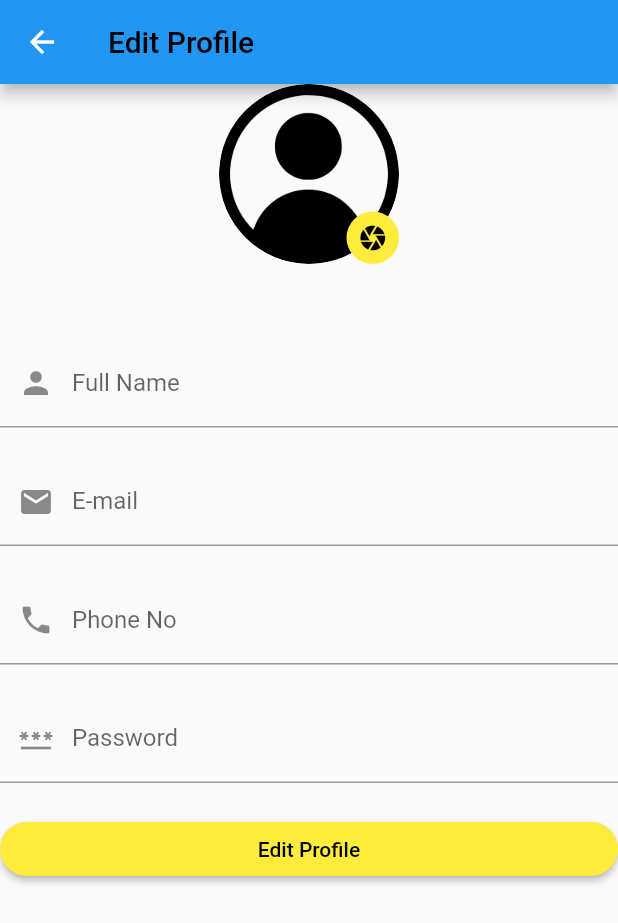
After one commit to youssefbenhissi/expenseManager, a Flutter app: the UpdateProfile screen opened by its route, on a phone screen of 412 x 824 dp. The commit adds this screen. Shown: the top 923 px of the screen. Run offline on Flutter 3.47's test engine with Material 2 defaults, Android fonts, the phone set to English and light mode, and no system bars; our stand-ins replace awesome_snackbar_content, flutter_bloc, font_awesome_flutter, get, get_it, getwidget and 4 more; missing offline and left inert: flutter_tawk; accounts and stored records are empty; generated files the repository leaves out were written again.

Commit message:
Update profile page

```diff
--- a/lib/app_routes_factory.dart
+++ b/lib/app_routes_factory.dart
@@ -1,5 +1,6 @@
-import 'package:expense_manager/FAQ/faq_page_route_builder.dart';
+import 'package:expense_manager/settings/FAQ/faq_page_route_builder.dart';
 import 'package:expense_manager/home/home_page_route_builder.dart';
+import 'package:expense_manager/settings/account_profile/account_profile_page_route_builder.dart';
 import 'package:expense_manager/settings/settings_page_route_builder.dart';
 import 'package:flutter/material.dart';
 import 'navigation/navigation.dart';
@@ -27,4 +28,11 @@ class AppRoutesFactory extends RoutesFactory {
       builder: FaqPageRouteBuilder(),
     );
   }
+
+  @override
+  Route<dynamic> createAccountProfilePageRoute() {
+    return MaterialPageRoute(
+      builder: AccountProfilePageRouteBuilder(),
+    );
+  }
 }
--- a/lib/navigation/navigation_service.dart
+++ b/lib/navigation/navigation_service.dart
@@ -27,4 +27,13 @@ class NavigationService {
       ModalRoute.withName('/'),
     );
   }
+
+  Future<void> openAccountProfile(
+    BuildContext context,
+  ) {
+    return Navigator.of(context).pushNamedAndRemoveUntil(
+      _accountProfilePageRouteName,
+      ModalRoute.withName('/'),
+    );
+  }
 }
--- a/lib/navigation/routes_factory.dart
+++ b/lib/navigation/routes_factory.dart
@@ -4,4 +4,5 @@ abstract class RoutesFactory {
   Route<dynamic> createHomePageRoute();
   Route<dynamic> createSettingsPageRoute();
   Route<dynamic> createFaqPageRoute();
+  Route<dynamic> createAccountProfilePageRoute();
 }
--- a/lib/navigation/routes_mapper.dart
+++ b/lib/navigation/routes_mapper.dart
@@ -11,6 +11,8 @@ Route<dynamic>? Function(RouteSettings settings) onGenerateAppRoute(
         return routesFactory.createSettingsPageRoute();
       case _faqPageRouteName:
         return routesFactory.createFaqPageRoute();
+      case _accountProfilePageRouteName:
+        return routesFactory.createAccountProfilePageRoute();
       default:
         return null;
     }
--- a/lib/navigation/routes_names.dart
+++ b/lib/navigation/routes_names.dart
@@ -3,3 +3,4 @@ part of 'navigation.dart';
 const _homePageRouteName = '/home';
 const _settingsPageRouteName = '/settings';
 const _faqPageRouteName = '/faq';
+const _accountProfilePageRouteName = '/accountProfile';
--- a/lib/FAQ/faq_page.dart
+++ b/lib/settings/FAQ/faq_page.dart
@@ -1,5 +1,5 @@
 // import 'package:easy_localization/easy_localization.dart';
-import 'package:expense_manager/FAQ/Chat_Screen.dart';
+import 'package:expense_manager/settings/FAQ/Chat_Screen.dart';
 import 'package:flutter/material.dart';
 // import 'package:fluttericon/font_awesome_icons.dart';
 import 'package:font_awesome_flutter/font_awesome_flutter.dart';
--- a/lib/FAQ/faq_page_route_builder.dart
+++ b/lib/settings/FAQ/faq_page_route_builder.dart
@@ -1,4 +1,4 @@
-import 'package:expense_manager/FAQ/faq_page.dart';
+import 'package:expense_manager/settings/FAQ/faq_page.dart';
 import 'package:flutter/material.dart';
 
 class FaqPageRouteBuilder {
--- /dev/null
+++ b/lib/settings/account_profile/account_profile.dart
@@ -0,0 +1,116 @@
+import 'package:flutter/material.dart';
+
+class UpdateProfile extends StatefulWidget {
+  const UpdateProfile({super.key});
+
+  @override
+  State<UpdateProfile> createState() => _UpdateProfileState();
+}
+
+class _UpdateProfileState extends State<UpdateProfile> {
+  @override
+  Widget build(BuildContext context) {
+    return Scaffold(
+      appBar: AppBar(
+        leading:
+            IconButton(onPressed: () => {}, icon: const Icon(Icons.arrow_back)),
+        title: const Text(
+          "Edit Profile",
+          style: TextStyle(color: Colors.black),
+        ),
+      ),
+      body: SingleChildScrollView(
+        child: SizedBox(
+          child: Column(
+            children: [
+              Stack(
+                children: [
+                  SizedBox(
+                    height: 120,
+                    width: 120,
+                    child: ClipRRect(
+                      borderRadius: BorderRadius.circular(100),
+                      child: Image.asset(
+                        "assets/images/avatar.png",
+                      ),
+                    ),
+                  ),
+                  Positioned(
+                    bottom: 0,
+                    right: 0,
+                    child: Container(
+                      width: 35,
+                      height: 35,
+                      decoration: BoxDecoration(
+                        borderRadius: BorderRadius.circular(100),
+                        color: Colors.yellow,
+                      ),
+                      child: const Icon(
+                        Icons.camera,
+                        color: Colors.black,
+                        size: 20,
+                      ),
+                    ),
+                  )
+                ],
+              ),
+              const SizedBox(
+                height: 50,
+              ),
+              Form(
+                child: Column(
+                  children: [
+                    TextFormField(
+                      decoration: const InputDecoration(
+                          label: Text('Full Name'),
+                          prefixIcon: Icon(Icons.person)),
+                    ),
+                    const SizedBox(
+                      height: 20,
+                    ),
+                    TextFormField(
+                      decoration: const InputDecoration(
+                          label: Text('E-mail'), prefixIcon: Icon(Icons.email)),
+                    ),
+                    const SizedBox(
+                      height: 20,
+                    ),
+                    TextFormField(
+                      decoration: const InputDecoration(
+                          label: Text('Phone No'),
+                          prefixIcon: Icon(Icons.phone)),
+                    ),
+                    const SizedBox(
+                      height: 20,
+                    ),
+                    TextFormField(
+                      decoration: const InputDecoration(
+                          label: Text('Password'),
+                          prefixIcon: Icon(Icons.password)),
+                    ),
+                    const SizedBox(
+                      height: 20,
+                    ),
+                    SizedBox(
+                      width: double.infinity,
+                      child: ElevatedButton(
+                          onPressed: () {},
+                          style: ElevatedButton.styleFrom(
+                              backgroundColor: Colors.yellow,
+                              side: BorderSide.none,
+                              shape: const StadiumBorder()),
+                          child: const Text(
+                            "Edit Profile",
+                            style: TextStyle(color: Colors.black),
+                          )),
+                    )
+                  ],
+                ),
+              )
+            ],
+          ),
+        ),
+      ),
+    );
+  }
+}
--- /dev/null
+++ b/lib/settings/account_profile/account_profile_page_route_builder.dart
@@ -0,0 +1,10 @@
+import 'package:expense_manager/settings/account_profile/account_profile.dart';
+import 'package:flutter/material.dart';
+
+class AccountProfilePageRouteBuilder {
+  AccountProfilePageRouteBuilder();
+
+  Widget call(BuildContext context) {
+    return const UpdateProfile();
+  }
+}
--- a/lib/settings/models/setting.dart
+++ b/lib/settings/models/setting.dart
@@ -52,9 +52,4 @@ final List<Setting> settings2 = [
     route: "/",
     icon: CupertinoIcons.person_3_fill,
   ),
-  Setting(
-    title: "Logout",
-    route: "/",
-    icon: Icons.logout,
-  ),
 ];
--- a/lib/settings/settings_page.dart
+++ b/lib/settings/settings_page.dart
@@ -39,8 +39,7 @@ class _SettingsScreenState extends State<SettingsScreen> {
                     ),
                     Positioned(
                       bottom: 0,
-                      right :0,
-
+                      right: 0,
                       child: Container(
                         width: 35,
                         height: 35,
--- a/lib/settings/widgets/setting_tile.dart
+++ b/lib/settings/widgets/setting_tile.dart
@@ -15,7 +15,7 @@ class SettingTile extends StatelessWidget {
   Widget build(BuildContext context) {
     return GestureDetector(
       onTap: () {
-        context.gNavigationService.openFaq(context);
+        context.gNavigationService.openAccountProfile(context);
       }, // Navigation
       child: SizedBox(
         child: Row(
```
Also changed, not shown: lib/settings/FAQ/Chat_Screen.dart (renamed from lib/FAQ/Chat_Screen.dart).
